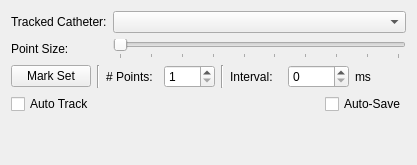
pengwg/vurtigo, file Plugins/CathHistory/CathHistory.ui: the form before one commit.
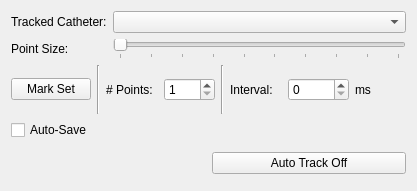
The form after the commit.

Commit message:
Minor changes to auto-save and CathHistory GUI
Resolution:

1. Auto-save only saves points to XML file AFTER whole set is marked (to
reduce performance hits by saving an entire XML file after each point)

2. Made some GUI changes: auto-track is a toggle button and located away
from the mark set options.

3. To support adding points with extra properties, 3DBufferDataObject now
allows for custom points if you provide a list of tags and a list of values for
those tags

BugID: 753
Reviewed by:

```diff
--- a/Plugins/CathHistory/CathHistory.ui
+++ b/Plugins/CathHistory/CathHistory.ui
@@ -7,7 +7,7 @@
     <x>0</x>
     <y>0</y>
     <width>417</width>
-    <height>163</height>
+    <height>191</height>
    </rect>
   </property>
   <property name="windowTitle">
@@ -134,26 +134,6 @@
    </item>
    <item row="3" column="0" colspan="2">
     <layout class="QHBoxLayout" name="horizontalLayout_3">
-     <item>
-      <widget class="QCheckBox" name="cathAutoTrackCheckBox">
-       <property name="text">
-        <string>Auto Track</string>
-       </property>
-      </widget>
-     </item>
-     <item>
-      <spacer name="horizontalSpacer">
-       <property name="orientation">
-        <enum>Qt::Horizontal</enum>
-       </property>
-       <property name="sizeHint" stdset="0">
-        <size>
-         <width>40</width>
-         <height>20</height>
-        </size>
-       </property>
-      </spacer>
-     </item>
      <item>
       <widget class="QCheckBox" name="autoSaveBox">
        <property name="text">
@@ -164,18 +144,44 @@
     </layout>
    </item>
    <item row="4" column="0" colspan="2">
-    <layout class="QVBoxLayout" name="verticalLayout">
+    <layout class="QHBoxLayout" name="horizontalLayout_2">
      <item>
-      <widget class="QLabel" name="savedLabel">
-       <property name="text">
-        <string/>
-       </property>
-      </widget>
+      <layout class="QVBoxLayout" name="verticalLayout">
+       <item>
+        <widget class="QLabel" name="savedLabel">
+         <property name="text">
+          <string/>
+         </property>
+        </widget>
+       </item>
+       <item>
+        <widget class="QLabel" name="filenameLabel">
+         <property name="text">
+          <string/>
+         </property>
+        </widget>
+       </item>
+      </layout>
      </item>
      <item>
-      <widget class="QLabel" name="filenameLabel">
+      <widget class="QPushButton" name="cathAutoTrackPushButton">
+       <property name="toolTip">
+        <string>Enable auto-tracking</string>
+       </property>
+       <property name="whatsThis">
+        <string>Toggle Auto-Track.
+While Auto-Track is enabled, every change in the catheter position will be marked in the CathHistory 3D Point object.
+
+NOTE: Auto-Track will disable Set marking and Auto-Save features.</string>
+       </property>
        <property name="text">
-        <string/>
+        <string>Auto Track Off</string>
+       </property>
+       <property name="checkable">
+        <bool>true</bool>
+       </property>
+       <property name="checked">
+        <bool>false</bool>
        </property>
       </widget>
      </item>
```
Left out of the diff: 19 changed lines with no effect on the pictures. The commit also changes 6 other files.
